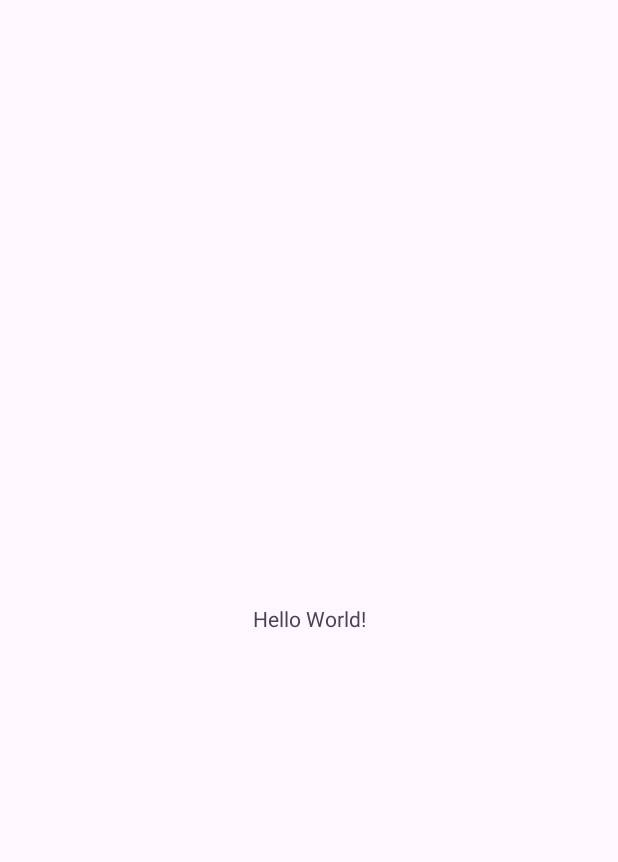
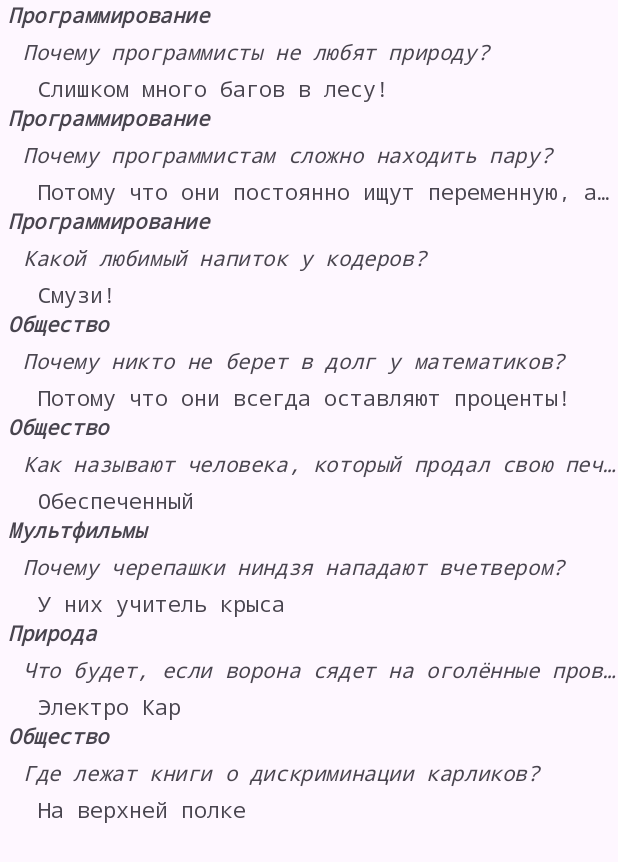
Before and after one commit to aka-iriska/TBankCourse, an Android app: the screen it shows after launch (MainActivity), on a phone screen of 412 x 824 dp. Before the commit the part shown is almost empty. Shown: the top 862 px of the screen. Run offline under Robolectric (Android 15) with nearby library versions, the phone set to English and light mode, and no system bars.

Commit message:
Task for 6 Theme: creating own app with jokes

```diff
--- a/app/build.gradle.kts
+++ b/app/build.gradle.kts
@@ -33,6 +33,9 @@ android {
     kotlinOptions {
         jvmTarget = "1.8"
     }
+    buildFeatures {
+        viewBinding = true
+    }
 }
 
 dependencies {
--- a/app/src/main/java/com/example/dulinaproject/MainActivity.kt
+++ b/app/src/main/java/com/example/dulinaproject/MainActivity.kt
@@ -1,20 +1,27 @@
 package com.example.dulinaproject
 
 import android.os.Bundle
-import androidx.activity.enableEdgeToEdge
 import androidx.appcompat.app.AppCompatActivity
-import androidx.core.view.ViewCompat
-import androidx.core.view.WindowInsetsCompat
+import androidx.recyclerview.widget.LinearLayoutManager
+import com.example.dulinaproject.databinding.ActivityMainBinding
+import com.example.dulinaproject.recycler.JokeAdapter
 
 class MainActivity : AppCompatActivity() {
+
+    private lateinit var binding: ActivityMainBinding
+
+    private val adapter = JokeAdapter()
+
     override fun onCreate(savedInstanceState: Bundle?) {
         super.onCreate(savedInstanceState)
-        enableEdgeToEdge()
-        setContentView(R.layout.activity_main)
-        ViewCompat.setOnApplyWindowInsetsListener(findViewById(R.id.main)) { v, insets ->
-            val systemBars = insets.getInsets(WindowInsetsCompat.Type.systemBars())
-            v.setPadding(systemBars.left, systemBars.top, systemBars.right, systemBars.bottom)
-            insets
-        }
+        binding = ActivityMainBinding.inflate(layoutInflater)
+        setContentView(binding.root)
+
+        createRecyclerViewList()
+    }
+
+    private fun createRecyclerViewList() {
+        binding.jokesRecyclerView.adapter = adapter
+        binding.jokesRecyclerView.layoutManager = LinearLayoutManager(this)
     }
 }
--- /dev/null
+++ b/app/src/main/java/com/example/dulinaproject/data/Joke.kt
@@ -0,0 +1,7 @@
+package com.example.dulinaproject.data
+
+data class Joke(
+    val category: String,
+    val question: String,
+    val answer: String
+)
--- /dev/null
+++ b/app/src/main/java/com/example/dulinaproject/recycler/JokeAdapter.kt
@@ -0,0 +1,70 @@
+package com.example.dulinaproject.recycler
+
+import android.view.LayoutInflater
+import android.view.ViewGroup
+import androidx.recyclerview.widget.RecyclerView
+import com.example.dulinaproject.data.Joke
+import com.example.dulinaproject.databinding.JokeItemBinding
+
+class JokeAdapter:RecyclerView.Adapter<JokeViewHolder>() { // общается с recycler view
+
+    // статичный массив шуток
+    private val data = listOf<Joke>(
+        Joke(
+            category = "Программирование",
+            question = "Почему программисты не любят природу?",
+            answer = "Слишком много багов в лесу!"
+        ),
+        Joke(
+            category = "Программирование",
+            question = "Почему программистам сложно находить пару?",
+            answer = "Потому что они постоянно ищут переменную, а не постоянную!"
+        ),
+        Joke(
+            category = "Программирование",
+            question = "Какой любимый напиток у кодеров?",
+            answer = "Смузи!"
+        ),
+        Joke(
+            category = "Общество",
+            question = "Почему никто не берет в долг у математиков?",
+            answer = "Потому что они всегда оставляют проценты!"
+        ),
+        Joke(
+            category = "Общество",
+            question = "Как называют человека, который продал свою печень?",
+            answer = "Обеспеченный"
+        ),
+        Joke(
+            "Мультфильмы",
+            "Почему черепашки ниндзя нападают вчетвером?",
+            "У них учитель крыса"
+        ),
+        Joke(
+            "Природа",
+            "Что будет, если ворона сядет на оголённые провода?",
+            "Электро Кар"
+        ),
+        Joke(
+            "Общество",
+            "Где лежат книги о дискриминации карликов?",
+            "На верхней полке"
+        )
+    )
+
+    // вызываются для каждого viewHolder по одному разу
+    override fun onCreateViewHolder(parent: ViewGroup, viewType: Int): JokeViewHolder {
+        val inflater = LayoutInflater.from(parent.context)
+        // parent и false для отображения по всей ширине ?
+        val binding = JokeItemBinding.inflate(inflater, parent, false)
+
+        return JokeViewHolder(binding)
+    }
+
+    override fun getItemCount(): Int = data.size
+
+    // вызывается при скроллинге
+    override fun onBindViewHolder(holder: JokeViewHolder, position: Int) {
+        holder.bind(data[position])
+    }
+}
--- /dev/null
+++ b/app/src/main/java/com/example/dulinaproject/recycler/JokeViewHolder.kt
@@ -0,0 +1,14 @@
+package com.example.dulinaproject.recycler
+
+import androidx.recyclerview.widget.RecyclerView
+import com.example.dulinaproject.data.Joke
+import com.example.dulinaproject.databinding.JokeItemBinding
+
+class JokeViewHolder(private val binding: JokeItemBinding) : RecyclerView.ViewHolder(binding.root) {
+    // каждый viewHolder держит ссылку на конкретную view списка
+    fun bind(joke: Joke) {
+        binding.jokeCategory.text = joke.category
+        binding.jokeQuestion.text = joke.question
+        binding.jokeAnswer.text = joke.answer
+    }
+}
--- a/app/src/main/res/layout/activity_main.xml
+++ b/app/src/main/res/layout/activity_main.xml
@@ -1,19 +1,21 @@
 <?xml version="1.0" encoding="utf-8"?>
 <androidx.constraintlayout.widget.ConstraintLayout xmlns:android="http://schemas.android.com/apk/res/android"
+    xmlns:tools="http://schemas.android.com/tools"
     xmlns:app="http://schemas.android.com/apk/res-auto"
-    xmlns:tools="http://schemas.android.com/tools"
     android:id="@+id/main"
     android:layout_width="match_parent"
     android:layout_height="match_parent"
     tools:context=".MainActivity">
 
-    <TextView
-        android:layout_width="wrap_content"
-        android:layout_height="wrap_content"
-        android:text="Hello World!"
+    <androidx.recyclerview.widget.RecyclerView
+        android:id="@+id/jokesRecyclerView"
+        android:layout_width="match_parent"
+        android:layout_height="match_parent"
+        android:scrollbars="vertical"
+        app:layoutManager="androidx.recyclerview.widget.LinearLayoutManager"
         app:layout_constraintBottom_toBottomOf="parent"
         app:layout_constraintEnd_toEndOf="parent"
         app:layout_constraintStart_toStartOf="parent"
-        app:layout_constraintTop_toTopOf="parent" />
-
+        app:layout_constraintTop_toTopOf="parent"
+        tools:listitem="@layout/joke_item" />
 </androidx.constraintlayout.widget.ConstraintLayout>
--- /dev/null
+++ b/app/src/main/res/layout/joke_item.xml
@@ -0,0 +1,52 @@
+<?xml version="1.0" encoding="utf-8"?>
+<androidx.constraintlayout.widget.ConstraintLayout xmlns:android="http://schemas.android.com/apk/res/android"
+    xmlns:app="http://schemas.android.com/apk/res-auto"
+    android:layout_width="match_parent"
+    android:layout_height="wrap_content">
+
+    <TextView
+        android:id="@+id/jokeCategory"
+        android:layout_width="0dp"
+        android:layout_height="wrap_content"
+        android:layout_marginStart="5dp"
+        android:ellipsize="end"
+        android:fontFamily="monospace"
+        android:maxLines="1"
+        android:text="Category"
+        android:textStyle="bold|italic"
+        app:layout_constraintEnd_toEndOf="parent"
+        app:layout_constraintStart_toStartOf="parent"
+        app:layout_constraintTop_toTopOf="parent" />
+
+    <TextView
+        android:id="@+id/jokeQuestion"
+        android:layout_width="0dp"
+        android:layout_height="wrap_content"
+        android:maxLines="1"
+        android:ellipsize="end"
+        android:layout_marginStart="15dp"
+        android:layout_marginTop="5dp"
+        android:fontFamily="monospace"
+        android:text="Question"
+        android:textStyle="italic"
+
+        app:layout_constraintEnd_toEndOf="parent"
+        app:layout_constraintStart_toStartOf="parent"
+        app:layout_constraintTop_toBottomOf="@+id/jokeCategory" />
+
+    <TextView
+        android:id="@+id/jokeAnswer"
+        android:layout_width="0dp"
+        android:layout_height="wrap_content"
+        android:maxLines="1"
+        android:ellipsize="end"
+        android:layout_marginStart="25dp"
+        android:layout_marginTop="5dp"
+        android:layout_marginBottom="10dp"
+        android:fontFamily="monospace"
+        android:text="Joke"
+
+        app:layout_constraintEnd_toEndOf="parent"
+        app:layout_constraintStart_toStartOf="parent"
+        app:layout_constraintTop_toBottomOf="@+id/jokeQuestion" />
+</androidx.constraintlayout.widget.ConstraintLayout>
--- a/app/src/main/res/values-night/themes.xml
+++ b/app/src/main/res/values-night/themes.xml
@@ -1,4 +1,4 @@
-<resources xmlns:tools="http://schemas.android.com/tools">
+<resources>
     <!-- Base application theme. -->
     <style name="Base.Theme.DulinaProject" parent="Theme.Material3.DayNight.NoActionBar">
         <!-- Customize your dark theme here. -->
--- a/app/src/main/res/values/themes.xml
+++ b/app/src/main/res/values/themes.xml
@@ -1,4 +1,4 @@
-<resources xmlns:tools="http://schemas.android.com/tools">
+<resources>
     <!-- Base application theme. -->
     <style name="Base.Theme.DulinaProject" parent="Theme.Material3.DayNight.NoActionBar">
         <!-- Customize your light theme here. -->
```
Also changed, not shown: app/src/main/java/com/example/dulinaproject/Zoo.kt (deleted, +0 -103 lines), 2 other files.
